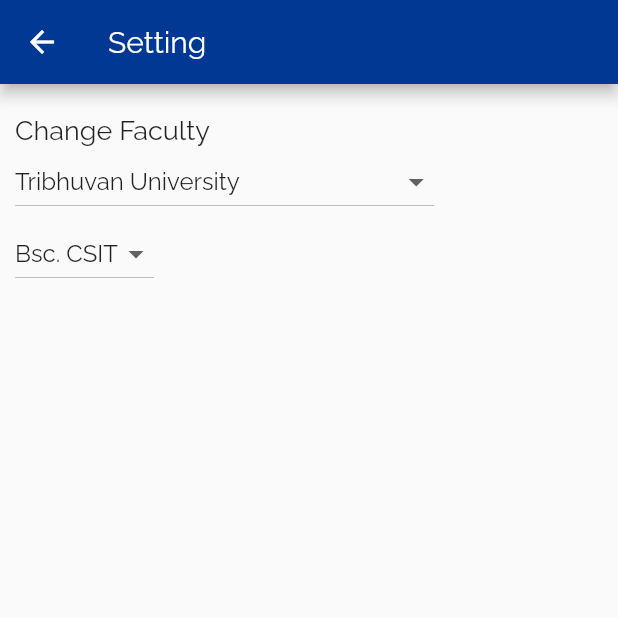
After one commit to SabinTamangPakhrin/Saral-Notes, a Flutter app: the BottomNav screen opened directly, item 4 of the bottom bar chosen, after a tap on the "settings" icon, on a phone screen of 412 x 824 dp, the top half of it. The commit adds this screen. Run offline on Flutter 3.47's test engine with Material 2 defaults, Android fonts, the phone set to English and light mode, and no system bars; our stand-ins replace firebase_auth, firebase_core; accounts and stored records are empty; network calls fail.

Commit message:
Custom Icons added.

```diff
--- a/lib/screens/growing.dart
+++ b/lib/screens/forum.dart
@@ -1,11 +1,11 @@
 import 'package:flutter/material.dart';
 
-class GrowingScreen extends StatelessWidget {
+class ForumScreen extends StatelessWidget {
   @override
   Widget build(BuildContext context) {
     return Container(
       child: Center(
-        child: Text('Growing Screen'),
+        child: Text('Forum Screen'),
       ),
     );
   }
--- a/lib/screens/profile.dart
+++ b/lib/screens/profile.dart
@@ -1,4 +1,5 @@
 import 'package:flutter/material.dart';
+import 'package:saral_notes/screens/setting.dart';
 import 'package:saral_notes/utils/authentication.dart';
 
 class ProfileScreen extends StatelessWidget {
@@ -8,7 +9,10 @@
   Widget build(BuildContext context) {
     return SafeArea(
       top: true,
-      child: Container(
+      child: Stack(
+        alignment: Alignment.topRight,
+        children: [
+          Container(
             height: MediaQuery.of(context).size.height,
             width: MediaQuery.of(context).size.width,
             padding: EdgeInsets.only(top: 10),
@@ -41,7 +45,8 @@
                         GridView.builder(
                           shrinkWrap: true,
                           itemCount: 9,
-                      gridDelegate: SliverGridDelegateWithFixedCrossAxisCount(
+                          gridDelegate:
+                              SliverGridDelegateWithFixedCrossAxisCount(
                             crossAxisSpacing: 10,
                             mainAxisSpacing: 10,
                             crossAxisCount: 3,
@@ -82,6 +87,19 @@
               ],
             ),
           ),
+          IconButton(
+            icon: Icon(Icons.settings),
+            onPressed: () {
+              Navigator.push(
+                context,
+                MaterialPageRoute(
+                  builder: (context) => SettingScreen(),
+                ),
+              );
+            },
+          )
+        ],
+      ),
     );
   }
 }
--- /dev/null
+++ b/lib/screens/setting.dart
@@ -0,0 +1,86 @@
+import 'package:flutter/material.dart';
+
+class SettingScreen extends StatefulWidget {
+  @override
+  _SettingScreenState createState() => _SettingScreenState();
+}
+
+class _SettingScreenState extends State<SettingScreen> {
+  static const List<String> universities = [
+    'Tribhuvan University',
+    'Pokhara University',
+    'Kathmandu University',
+    'Purbanchal University',
+    'National Education Board',
+    'CTEVT',
+    'Mid Western University',
+    'Far Western University',
+    'Agriculture and Forestry University',
+    'Nepal Sanskrit University',
+  ];
+  String uniSpinerValue = universities[0];
+
+  static const List<String> courses = ['Bsc. CSIT', 'BIM', 'BCA', 'MBS', 'BBS'];
+  String courseSpinnerValue = courses[0];
+
+  @override
+  Widget build(BuildContext context) {
+    return Scaffold(
+      appBar: AppBar(title: Text('Setting')),
+      body: Container(
+        height: MediaQuery.of(context).size.height,
+        width: MediaQuery.of(context).size.width,
+        padding: EdgeInsets.symmetric(vertical: 20, horizontal: 10),
+        child: Column(
+          crossAxisAlignment: CrossAxisAlignment.start,
+          children: [
+            Text(
+              'Change Faculty',
+              style: TextStyle(
+                fontSize: 18,
+              ),
+            ),
+            DropdownButton(
+              value: uniSpinerValue,
+              items: universities.map((uni) {
+                return DropdownMenuItem(
+                  child: Text(
+                    uni,
+                    overflow: TextOverflow.ellipsis,
+                  ),
+                  value: uni,
+                );
+              }).toList(),
+              onChanged: (selectedUni) {
+                setState(
+                  () {
+                    uniSpinerValue = selectedUni;
+                  },
+                );
+              },
+            ),
+            DropdownButton(
+              value: courseSpinnerValue,
+              items: courses.map((course) {
+                return DropdownMenuItem(
+                  child: Text(
+                    course,
+                    overflow: TextOverflow.ellipsis,
+                  ),
+                  value: course,
+                );
+              }).toList(),
+              onChanged: (selectedCourse) {
+                setState(
+                  () {
+                    courseSpinnerValue = selectedCourse;
+                  },
+                );
+              },
+            )
+          ],
+        ),
+      ),
+    );
+  }
+}
--- a/pubspec.yaml
+++ b/pubspec.yaml
@@ -52,10 +52,15 @@
     - assets/images/snLogo.png
     - assets/icons/fbIcon.png
     - assets/icons/googleIcon.png
+    - assets/icons/home.png
+    - assets/icons/notes.png
+    - assets/icons/profile.png
+    - assets/icons/forum.png
     - assets/images/read.jpg
     - assets/images/write.jpg
     - assets/images/stair.jpg
     - assets/images/english.jpg
+
 
   # An image asset can refer to one or more resolution-specific "variants", see
   # https://flutter.dev/assets-and-images/#resolution-aware.
```
Also changed, not shown: lib/models/note.dart (added, +49 -0 lines), lib/screens/widgets/bottomNav.dart (+26 -33 lines), assets/icons/forum.png (added), assets/icons/home.png (added), assets/icons/notes.png (added), assets/icons/profile.png (added). Lines whose indentation alone changed are shown as unchanged.
